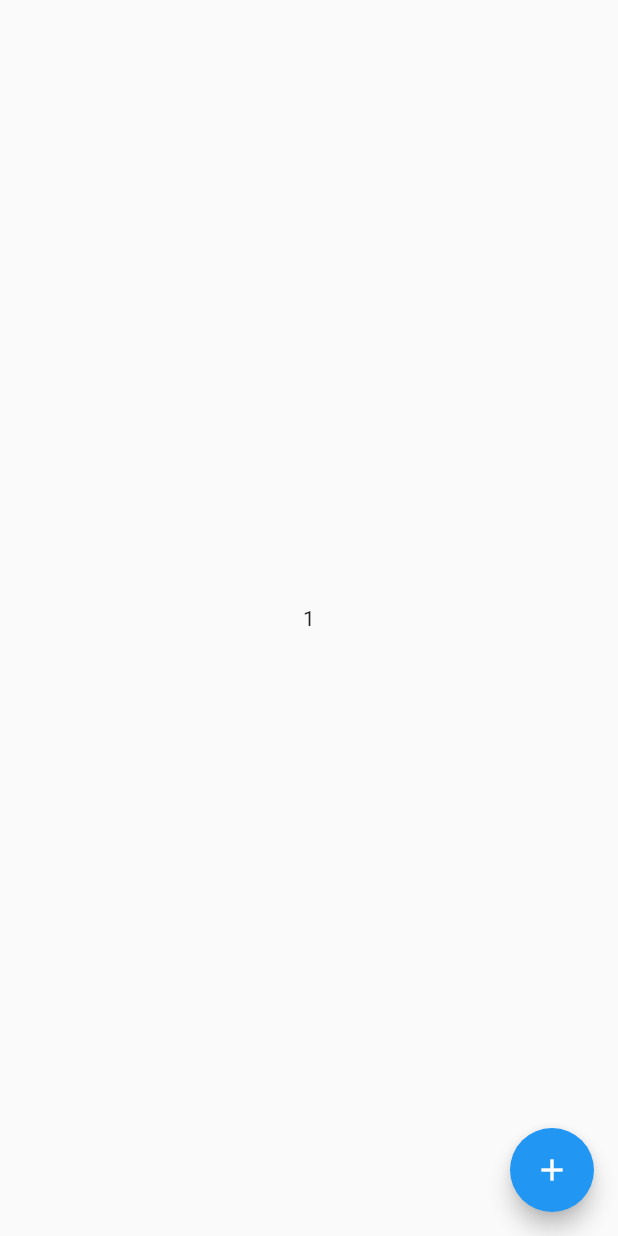
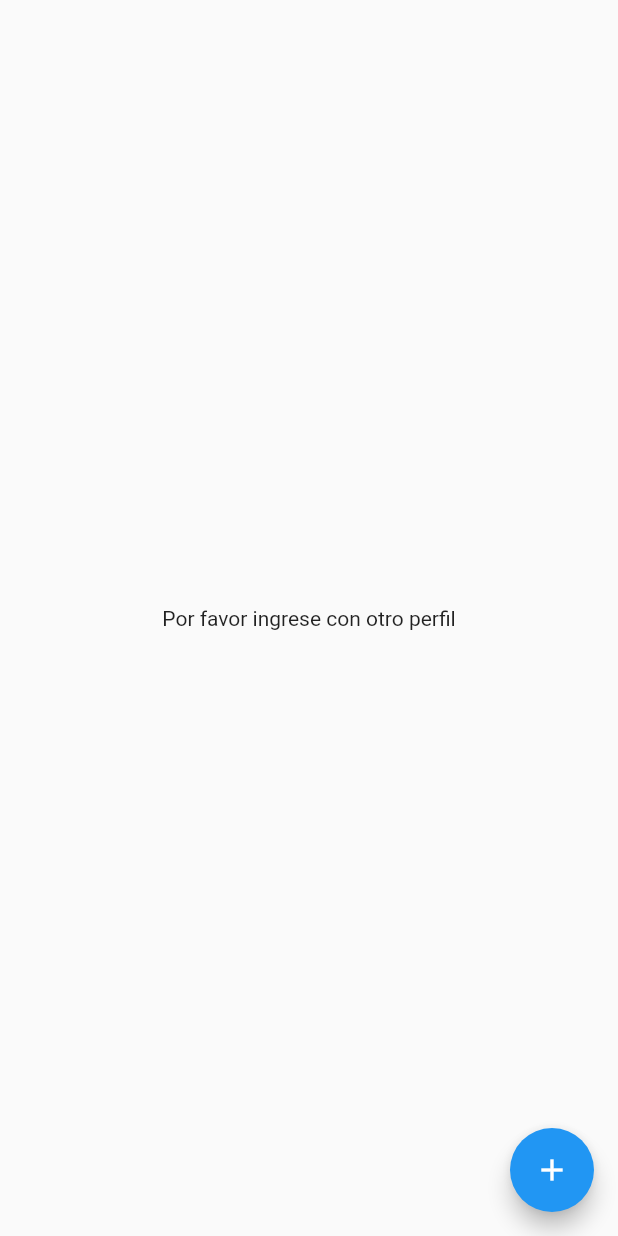
Before and after one commit to paku-apps/clean_flutter_app, a Flutter app: the DemoPage screen opened by its route, after a tap on the "add" icon, on a phone screen of 412 x 824 dp. Run offline on Flutter 3.47's test engine with Material 2 defaults, Android fonts, the light colour scheme and no system bars; our stand-ins replace dio, equatable, flutter_svg, flutter_typeahead, get, image_picker and 3 more; missing offline and left inert: flutter_barcode_scanner; accounts and stored records are empty.

Commit message:
Pase a producción

```diff
--- a/lib/data/converters/user_model_from_user_response.dart
+++ b/lib/data/converters/user_model_from_user_response.dart
@@ -9,7 +9,7 @@ User getUserFromUserBD(UserBd user){
   usuario.apellidoMaterno = user.apellidoMaterno;
   usuario.numerodDocumento = user.numDocumento;
   usuario.correo = user.correo;
-  usuario.foto = user.foto;
+  usuario.foto = user.foto?? "";
   usuario.activo = user.activo;
   usuario.perfil = user.perfil;
 
--- a/lib/data/repository/assign_repository.dart
+++ b/lib/data/repository/assign_repository.dart
@@ -7,8 +7,6 @@ import 'package:clean_app/data/response/api_result_response.dart';
 import 'package:clean_app/data/response/assign_response.dart';
 import 'package:clean_app/data/response/path_services.dart';
 import 'package:clean_app/services/dio_services.dart';
-import 'package:get/get_connect/http/src/status/http_status.dart';
-import 'package:get/get_rx/src/rx_types/rx_types.dart';
 import 'package:http/http.dart' as http;
 
 abstract class AssignRepository {
--- a/lib/data/response/auth/user_response.dart
+++ b/lib/data/response/auth/user_response.dart
@@ -6,7 +6,7 @@ class UserBd {
     String apellidoMaterno;
     String numDocumento;
     String correo;
-    String foto;
+    String? foto;
     String fechaRegistro;
     String fechaUpdate;
     bool activo;
@@ -35,7 +35,7 @@ class UserBd {
         apellidoMaterno: json["ap_materno"],
         numDocumento: json["numero_documento"],
         correo: json["correo"],
-        foto: json["foto"],
+        foto: json["foto"] ?? null,
         fechaRegistro: json["fecha_registro"],
         fechaUpdate: json["fecha_update"],
         activo: json["activo"],
--- a/lib/features/demo/demo_page.dart
+++ b/lib/features/demo/demo_page.dart
@@ -12,11 +12,11 @@ class DemoPage extends StatelessWidget {
       init: DemoController(),
       builder: (controller) => Scaffold(
         body: Center(
-          child: Text(controller.counter.toString())
+          child: Text("Por favor ingrese con otro perfil")
         ),
         floatingActionButton: FloatingActionButton(
           onPressed: () {
-            controller.increment();
+
           },
           child: const Icon(Icons.add),
         ),
--- a/lib/services/dio_services.dart
+++ b/lib/services/dio_services.dart
@@ -134,10 +134,10 @@ class HttpDioService {
     var refreshToken = await getCurrentRefreshToken();
     var userRepository = UserRepositoryImpl();
     try {
-      final response = await defaultDio?.post('https://auth-cvm.auth.us-east-1.amazoncognito.com/oauth2/token',
+      final response = await defaultDio?.post('https://auth-cvm-prd.auth.us-east-1.amazoncognito.com/oauth2/token',
         data: {
           'grant_type': 'refresh_token',
-          'client_id': '2v9kfta1dhqv01dtm6blf3m48g',
+          'client_id': '3aog4v0hep7k3apvark6ci2dv7',
           'refresh_token': refreshToken
         },
         options: Options(
```
Also changed, not shown: lib/data/response/path_services.dart (+5 -3 lines).
